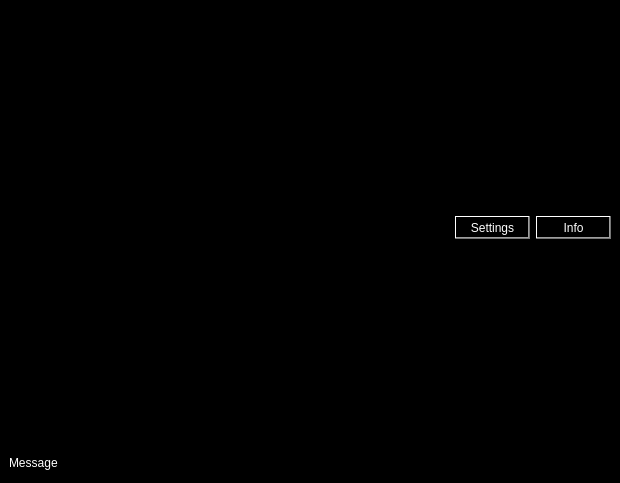
Qt form Freechat/Designer/freechat.ui (bogdyname/Freechat-Linux) before a commit.
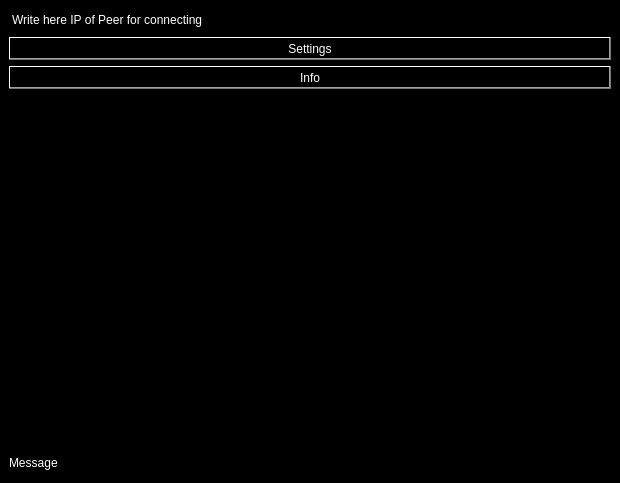
The same form after that commit. Icons and pictures are not drawn.

Commit message: protected and refactoring - protected -- in all header file added protected #ifndef border for close rec - refactoring -- refactoring all code -- refactoring adn update ui file --- added line edit for write ip of peer for connecting --- push up above push buttons for layouts

What changed in the file:
```diff
--- a/Freechat/Designer/freechat.ui
+++ b/Freechat/Designer/freechat.ui
@@ -33,7 +33,7 @@
    <property name="bottomMargin">
     <number>9</number>
    </property>
-   <item row="1" column="0">
+   <item row="2" column="0">
     <layout class="QHBoxLayout">
      <property name="spacing">
       <number>6</number>
@@ -72,7 +72,7 @@
      </item>
     </layout>
    </item>
-   <item row="0" column="0">
+   <item row="1" column="0">
     <layout class="QHBoxLayout">
      <property name="spacing">
       <number>6</number>
@@ -121,6 +121,21 @@
        <property name="styleSheet">
         <string notr="true">color: rgb(255, 255, 255);
 background-color: qlineargradient(spread:pad, x1:1, y1:0, x2:1, y2:0, stop:0.392045 rgba(0, 0, 0, 255), stop:0.607955 rgba(255, 255, 255, 255));</string>
+       </property>
+      </widget>
+     </item>
+    </layout>
+   </item>
+   <item row="0" column="0">
+    <layout class="QVBoxLayout" name="verticalLayout">
+     <item>
+      <widget class="QLineEdit" name="writeIpOfPeer">
+       <property name="styleSheet">
+        <string notr="true">color: rgb(255, 255, 255);
+font: 57 12pt &quot;Letter Gothic Std&quot;;</string>
+       </property>
+       <property name="text">
+        <string>Write here IP of Peer for connecting</string>
        </property>
       </widget>
      </item>
```
The commit also changes 12 other files.
